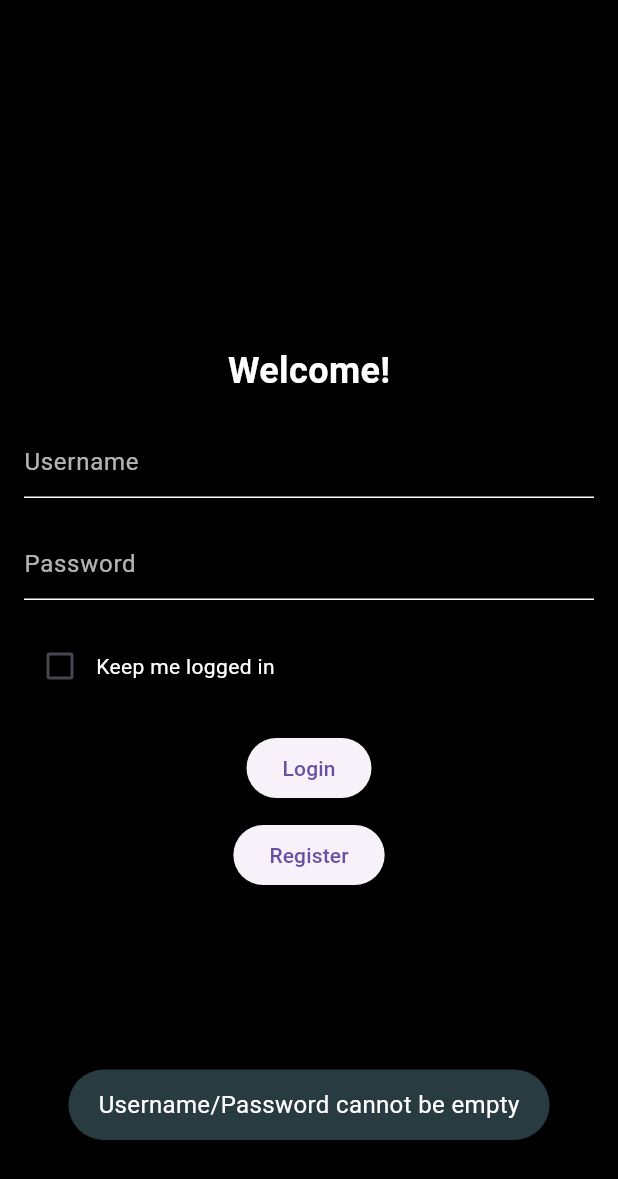
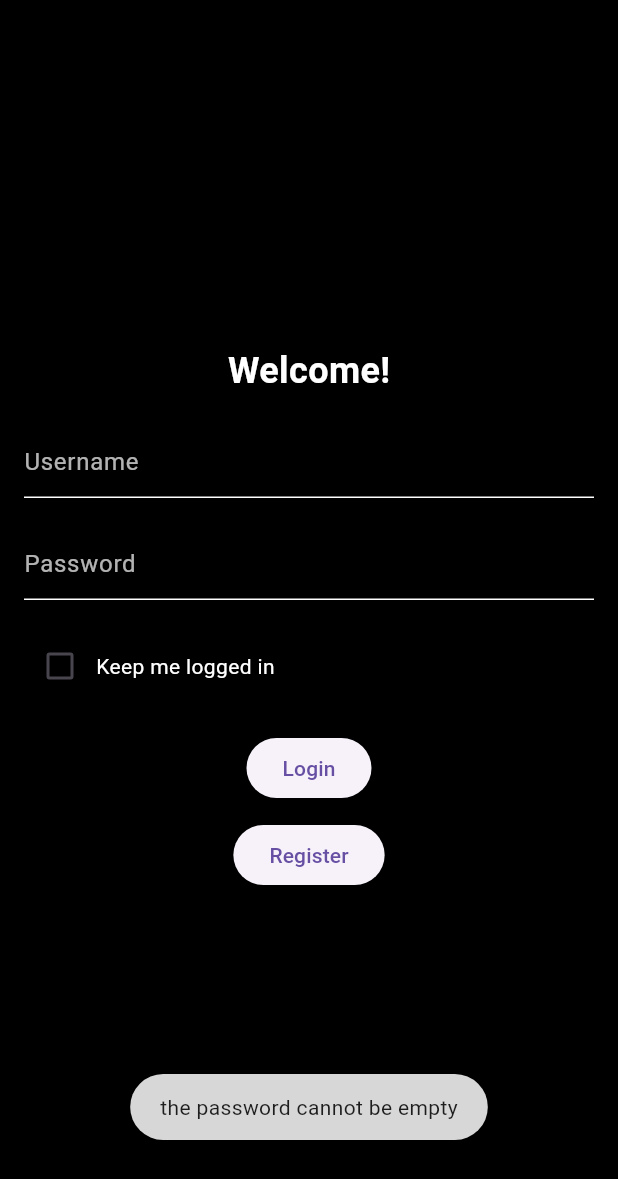
Before and after one commit to MWenerski/budgetapp, a Flutter app: the screen it shows after launch, after a tap on "Register", on a phone screen of 412 x 824 dp. Shown: the top 1179 px of the screen. Run offline on Flutter 3.47's test engine with Material 3 defaults, Android fonts, the phone set to English and light mode, and no system bars; our stand-ins replace fluttertoast, shared_preferences, sqflite; missing offline and left inert: bcrypt, dart:ffi; accounts and stored records are empty.

Commit message:
changes to code

```diff
--- a/lib/auth.dart
+++ b/lib/auth.dart
@@ -1,8 +1,10 @@
+import 'dart:ffi';
+
 import 'package:bcrypt/bcrypt.dart';
+import 'package:fluttertoast/fluttertoast.dart';
 import 'package:shared_preferences/shared_preferences.dart';
 import 'package:sqflite/sqflite.dart';
 import 'globals.dart';
-
 
 class AuthHandler {
   AuthHandler._();
@@ -32,11 +34,9 @@ Future<void> initDatabase() async {
 
   Future<List<Map<String, dynamic>>> fetchEntries() async {
     try {
-
       List<Map<String, dynamic>> entries = await _database.query('users');
       print(entries);
       return entries;
-
     } catch (e) {
       print('Error fetching entries: $e');
       return [];
@@ -45,7 +45,6 @@ Future<void> initDatabase() async {
 
   Future<void> registerUser(String username, String password) async {
     try {
-
       String salt = BCrypt.gensalt();
       String hashedPassword = BCrypt.hashpw(password, salt);
 
@@ -64,7 +63,6 @@ Future<void> initDatabase() async {
 
   Future<bool> authenticateUser(String username, String password) async {
     try {
-
       List<Map<String, dynamic>> results = await _database.query(
         'users',
         where: 'username = ?',
@@ -80,7 +78,6 @@ Future<void> initDatabase() async {
       } else {
         return false;
       }
-
     } catch (e) {
       print('Error authenticating user: $e');
       return false;
@@ -89,7 +86,6 @@ Future<void> initDatabase() async {
 
   Future<void> addEntry(String username, String password) async {
     try {
-
       await _database.insert(
         'users',
         {'username': username, 'password': password},
@@ -102,13 +98,13 @@ Future<void> initDatabase() async {
 
   Future<Map<String, dynamic>> fetchEntry(int id) async {
     try {
-
       List<Map<String, dynamic>> results = await _database.query(
         'users',
         where: 'id = ?',
         whereArgs: [id],
       );
-      print(id); print(results);
+      print(id);
+      print(results);
       if (results.isNotEmpty) {
         return results.first;
       } else {
@@ -122,7 +118,6 @@ Future<void> initDatabase() async {
 
   Future<void> clearDatabase() async {
     try {
-
       await _database.delete('users');
       print('Database cleared successfully');
     } catch (e) {
@@ -162,7 +157,7 @@ Future<int> fetchID(String name) async {
     }
   }
 
-Future<bool> usernameNotTaken(String username) async {
+  Future<bool> usernameTaken(String username) async {
     try {
       List<Map<String, dynamic>> results = await _database.query(
         'users',
@@ -172,8 +167,6 @@ Future<bool> usernameNotTaken(String username) async {
 
       return results.isNotEmpty;
     } catch (e) {
-
-    print('Error checking username existence: $e');
       return false;
     }
   }
@@ -198,11 +191,9 @@ Future<String> fetchDisplayName(String name) async {
         throw Exception('Invalid Name or no display name assigned');
       }
     } catch (e) {
-
       throw Exception('Error fetching display name: $e');
     }
   }
-
 
   Future<void> setDisplayName(String username, String newValue) async {
     await _database.update(
@@ -212,13 +203,13 @@ Future<void> setDisplayName(String username, String newValue) async {
       whereArgs: [username],
     );
   }
+
   Future<String?> getUsernameById(int userId) async {
     List<Map<String, dynamic>> results = await _database.query(
       'users',
       columns: ['username'],
       where: 'id = ?',
       whereArgs: [userId],
-
     );
 
     if (results.isNotEmpty) {
@@ -234,21 +225,75 @@ Future<String?> getDisplayNameById(int userId) async {
       columns: ['displayname'],
       where: 'id = ?',
       whereArgs: [userId],
-
     );
 
     if (results.isNotEmpty) {
       return results.first['displayname'] as String?;
-    } else{
+    } else {
       return null;
     }
   }
+
   Future<void> logout() async {
     SharedPreferences prefs = await SharedPreferences.getInstance();
     prefs.setBool('stayLoggedIn', false);
     prefs.setInt('ID', 0);
     resetUserGlobals();
-
+  }
+    Future<void> deleteAccount(int id) async {
+  String? username = await getUsernameById(id);
+  if (username != null) {
+    await _database.delete(
+      'users',
+      where: 'username = ?',
+      whereArgs: [username],
+    );
+  } else {
+    throw Exception('Username not found for ID: $id');
+  }
+}
   }
 
+class Validator {
+  bool validateUserInput(String input, String use) {
+    switch (input.length) {
+      case 0:
+        Fluttertoast.showToast(msg: 'the $use cannot be empty');
+        return (false);
+      case 1:
+        Fluttertoast.showToast(
+            msg: 'The $use must be at least 2 characters long');
+        return (false);
+      default:
+        if (input.length > 10) {
+          Fluttertoast.showToast(
+              msg: 'The $use must be at most 10 characters long');
+          return (false);
+        } else if (!RegExp(r'^[a-zA-Z]+$').hasMatch(input)) {
+          Fluttertoast.showToast(msg: 'The $use must only contain letters');
+          return (false);
+        } else {
+          return (true);
         }
+    }
+  }
+  bool validateUserPassword(String input) {
+    switch (input.length) {
+      case 0:
+        Fluttertoast.showToast(msg: 'the password cannot be empty');
+        return (false);
+      case 1:
+        Fluttertoast.showToast(
+            msg: 'The password must be at least 2 characters long');
+        return (false);
+      default:
+        if (input.length > 15) {
+          Fluttertoast.showToast(
+              msg: 'The password must be at most 15 characters long');
+          return (false);
+        }  else {
+          return (true);
+        }
+    }
+  }
+}
--- a/lib/main.dart
+++ b/lib/main.dart
@@ -1,25 +1,28 @@
 // ignore_for_file: use_build_context_synchronously, must_be_immutable
 import 'package:budgetapp/Transactions.dart' as budget_transactions;
-import 'package:budgetapp/profile.dart';
+import 'package:budgetapp/Profile.dart';
 import 'package:flutter/material.dart';
 import 'package:shared_preferences/shared_preferences.dart';
 import 'package:sqflite/sqflite.dart';
+import 'package:sqflite/sqlite_api.dart';
 import 'buttons.dart';
 import 'globals.dart';
 import 'auth.dart';
 import 'package:fluttertoast/fluttertoast.dart';
 import 'package:intl/intl.dart';
-budget_transactions.TransactionsDB transactionsDB = budget_transactions.TransactionsDB();
+
+budget_transactions.TransactionsDB transactionsDB =
+    budget_transactions.TransactionsDB();
 void main() async {
   WidgetsFlutterBinding.ensureInitialized();
-
   await AuthHandler().initDatabase();
   SharedPreferences prefs = await SharedPreferences.getInstance();
   bool loggedIn = prefs.getBool('stayLoggedIn') ?? false;
   runApp(MyApp(loggedIn));
 }
+
 class MyApp extends StatelessWidget {
-  late Future<List<budget_transactions.Transaction>> futureTransactions;
+  late Future<List<budget_transactions.TransactionsDB>> futureTransactions;
   final bool rememberLoginBool;
   MyApp(this.rememberLoginBool);
   @override
@@ -29,10 +32,12 @@ class MyApp extends StatelessWidget {
     );
   }
 }
+
 class LoginWidget extends StatefulWidget {
   @override
   LoginWidgetState createState() => LoginWidgetState();
 }
+
 class LoginWidgetState extends State<LoginWidget> {
   TextEditingController usernameController = TextEditingController();
   TextEditingController passwordController = TextEditingController();
@@ -42,25 +47,29 @@ String username = usernameController.text;
     String password = passwordController.text;
     bool isAuthed = await AuthHandler().authenticateUser(username, password);
     if ((username.isNotEmpty || password.isNotEmpty) && isAuthed) {
+      print('works');
       int userID = await AuthHandler().fetchID(username);
       SharedPreferences prefs = await SharedPreferences.getInstance();
       if (rememberLogin) {
         prefs.setBool('stayLoggedIn', true);
         prefs.setInt('ID', userID);
-
       } else {
         prefs.remove('stayLoggedIn');
         prefs.remove('ID');
       }
       globalUser = userID;
       await transactionsDB.initDatabase(userID);
-  if(prefs.getBool('$userID+log') != null ){
+      if (prefs.getBool('$userID+log') != null) {
+        print(globalUserName);
+        print(displayName);
         Navigator.pushReplacement(
           context,
           MaterialPageRoute(builder: (context) => Home()),
         );
-  }else{
+      } else {
         prefs.setBool('$userID+log', true);
+        print(globalUserName);
+        print(displayName);
         Navigator.pushReplacement(
           context,
           MaterialPageRoute(builder: (context) => Profile()),
@@ -68,23 +77,25 @@ if ((username.isNotEmpty || password.isNotEmpty) && isAuthed) {
       }
     }
   }
+
   void register(BuildContext context) async {
     String username = usernameController.text;
     String password = passwordController.text;
+    bool usernameisTaken = await AuthHandler().usernameTaken(username);
+    bool userOK = Validator().validateUserInput(username, 'username');
+    bool passOK = Validator().validateUserPassword(password);
+    if (userOK && passOK && !usernameisTaken) {
       await AuthHandler().registerUser(username, password);
-    bool usernameAvailable = await AuthHandler().usernameNotTaken(username);
-    if (username.isNotEmpty && password.isNotEmpty && usernameAvailable) {
       showDialog(
         context: context,
         builder: (BuildContext context) {
           return AlertDialog(
             title: Text('Registration Successful'),
             content: Text('You have successfully registered!'),
-
           );
         },
       );
-     } else if(!usernameAvailable){
+    } else if (usernameisTaken) {
       Fluttertoast.showToast(
         msg: 'This Username is already taken',
         toastLength: Toast.LENGTH_SHORT,
@@ -94,18 +105,9 @@ if ((username.isNotEmpty || password.isNotEmpty) && isAuthed) {
         textColor: Colors.white,
         fontSize: 16.0,
       );
-  }else {
-      Fluttertoast.showToast(
-      msg: 'Username/Password cannot be empty',
-      toastLength: Toast.LENGTH_SHORT,
-      gravity: ToastGravity.BOTTOM,
-      timeInSecForIosWeb: 4,
-      backgroundColor: Color(0xFF283B41),
-      textColor: Colors.white,
-      fontSize: 16.0,
-      );
     }
   }
+
   @override
   Widget build(BuildContext context) {
     return Scaffold(
@@ -181,13 +183,17 @@ if ((username.isNotEmpty || password.isNotEmpty) && isAuthed) {
         ),
       ),
     );
-  }}
+  }
+}
+
 class TransactionPage extends StatefulWidget {
   @override
   TransactionPageState createState() => TransactionPageState();
 }
+
 class TransactionPageState extends State<TransactionPage> {
-  final TextEditingController transactionAmountController = TextEditingController();
+  final TextEditingController transactionAmountController =
+      TextEditingController();
   final TextEditingController categoryController = TextEditingController();
   final TextEditingController descriptionController = TextEditingController();
   bool recurringValue = false;
@@ -207,7 +213,9 @@ class TransactionPageState extends State<TransactionPage> {
             );
           },
         ),
-        title: Text(transactionType == 'Income' ? 'Income Page' : 'Expense Page', style: TextStyle(color: Colors.white)),
+        title: Text(
+            transactionType == 'Income' ? 'Income Page' : 'Expense Page',
+            style: TextStyle(color: Colors.white)),
       ),
       body: Padding(
         padding: const EdgeInsets.all(16.0),
@@ -221,7 +229,8 @@ class TransactionPageState extends State<TransactionPage> {
                   transactionType = newValue!;
                 });
               },
-              items: <String>['Income', 'Expense'].map<DropdownMenuItem<String>>((String value) {
+              items: <String>['Income', 'Expense']
+                  .map<DropdownMenuItem<String>>((String value) {
                 return DropdownMenuItem<String>(
                   value: value,
                   child: Text(value),
@@ -261,6 +270,7 @@ class TransactionPageState extends State<TransactionPage> {
       ),
     );
   }
+
   Widget _buildTextField({
     required String labelText,
     required TextEditingController controller,
@@ -282,6 +292,7 @@ class TransactionPageState extends State<TransactionPage> {
       style: TextStyle(color: Colors.white),
     );
   }
+
   Widget _buildRecurringCheckbox() {
     return Row(
       children: [
@@ -302,14 +313,19 @@ class TransactionPageState extends State<TransactionPage> {
       ],
     );
   }
+
   void _submitData() async {
-    final double transactionAmount = double.tryParse(transactionAmountController.text) ?? 0.0;
+    final double transactionAmount =
+        double.tryParse(transactionAmountController.text) ?? 0.0;
     final String formattedAmount = transactionAmount.toStringAsFixed(2);
     final String dateTime = descriptionController.text;
-    final String category = categoryController.text.toLowerCase() == 'savings' ? 'Savings' : categoryController.text;
+    final String category = categoryController.text.toLowerCase() == 'savings'
+        ? 'Savings'
+        : categoryController.text;
     final String description = descriptionController.text;
 
-    budget_transactions.TransactionsDB transactionsDB = budget_transactions.TransactionsDB();
+    budget_transactions.TransactionsDB transactionsDB =
+        budget_transactions.TransactionsDB();
     Database database = await transactionsDB.getDatabase(globalUser);
 
     await database.insert(
@@ -329,9 +345,12 @@ class TransactionPageState extends State<TransactionPage> {
     descriptionController.clear();
 
     ScaffoldMessenger.of(context).showSnackBar(SnackBar(
-      content: Text('Data submitted successfully', style: TextStyle(color: Colors.white)),
+      content: Text('Data submitted successfully',
+          style: TextStyle(color: Colors.white)),
     ));
-  }}
+  }
+}
+
 class DateTimePicker extends StatefulWidget {
   final TextEditingController controller;
   final String labelText;
@@ -345,6 +364,7 @@ class DateTimePicker extends StatefulWidget {
   @override
   DateTimePickerState createState() => DateTimePickerState();
 }
+
 class DateTimePickerState extends State<DateTimePicker> {
   DateTime? selectedDate;
   Future<void> _selectDate(BuildContext context) async {
@@ -376,6 +396,7 @@ class DateTimePickerState extends State<DateTimePicker> {
     );
   }
 }
+
 class Home extends StatelessWidget {
   @override
   Widget build(BuildContext context) {
@@ -408,7 +429,8 @@ class Home extends StatelessWidget {
                       ),
                       child: Text(
                         snapshot.data ?? '',
-                style: TextStyle(color: Color.fromARGB(255, 255, 255, 255)),
+                        style: TextStyle(
+                            color: Color.fromARGB(255, 255, 255, 255)),
                       ),
                     );
                   }
@@ -453,11 +475,10 @@ class Home extends StatelessWidget {
             Positioned(
               top: 0,
               right: 0,
-      child: Buttons.profileButton(context, globalUserName),
+              child: Buttons.profileButton(context, displayName),
             ),
           ],
         ),
-
       ),
     );
   }
@@ -465,44 +486,49 @@ class Home extends StatelessWidget {
   Future<String> generateMessage() async {
     DateTime now = DateTime.now();
     int hour = now.hour;
-    String name = await fetchDisplayNameFromPrefs();
     if (hour < 12) {
-      return 'Good Morning, $name!';
+      return 'Good Morning, $displayName!';
     } else if (hour < 17) {
-      return 'Good Afternoon, $name!';
+      return 'Good Afternoon, $displayName!';
     } else {
-      return 'Good Evening, $name!';
+      return 'Good Evening, $displayName!';
     }
   }
 }
-  void stayLoggedIn() async{
+
+void stayLoggedIn() async {
   SharedPreferences prefs = await SharedPreferences.getInstance();
-  if((prefs.getBool('stayLoggedIn') != null)){
+  if ((prefs.getBool('stayLoggedIn') != null)) {
     bool i = prefs.getBool('stayLoggedIn') as bool;
-    if((i == true)){
+    if ((i == true)) {
       int? num = prefs.getInt('ID');
-     if(num != null ){updateInfo(num);}
+      if (num != null) {
+        updateInfo(num);
       }
     }
   }
-  void updateInfo(int ID) async{
+}
+
+void updateInfo(int ID) async {
   String? temp1 = "";
   temp1 = await AuthHandler().getUsernameById(ID);
-      if (temp1 != null){
+  if (temp1 != null) {
     globalUserName = temp1;
   }
 
   String? temp2 = "";
   temp2 = await AuthHandler().getDisplayNameById(ID);
-      if (temp2 != null){
-        DisplayName  = temp2;
+  if (temp2 != null) {
+    displayName = temp2;
   }
 }
+
 Future<void> setDisplayNameInPrefs(String displayName) async {
   SharedPreferences prefs = await SharedPreferences.getInstance();
   await prefs.setString('displayName', displayName);
   print('Display Name set in SharedPreferences: $displayName');
 }
+
 Future<String> fetchDisplayNameFromPrefs() async {
   SharedPreferences prefs = await SharedPreferences.getInstance();
   String? displayName = prefs.getString('name');
@@ -513,6 +539,7 @@ class Home extends StatelessWidget {
     return "user";
   }
 }
+
 Future<bool> checkStayLoggedIn() async {
   SharedPreferences prefs = await SharedPreferences.getInstance();
   bool stayLoggedIn = prefs.getBool('stayLoggedIn') ?? false;
```
Also changed, not shown: lib/Profile.dart (+28 -42 lines), lib/Transactions.dart (+11 -4 lines), lib/buttons.dart (+12 -14 lines), lib/globals.dart (+6 -8 lines), lib/savings.dart (+33 -12 lines), lib/settings.dart (added, +197 -0 lines). Lines whose indentation alone changed are shown as unchanged.
